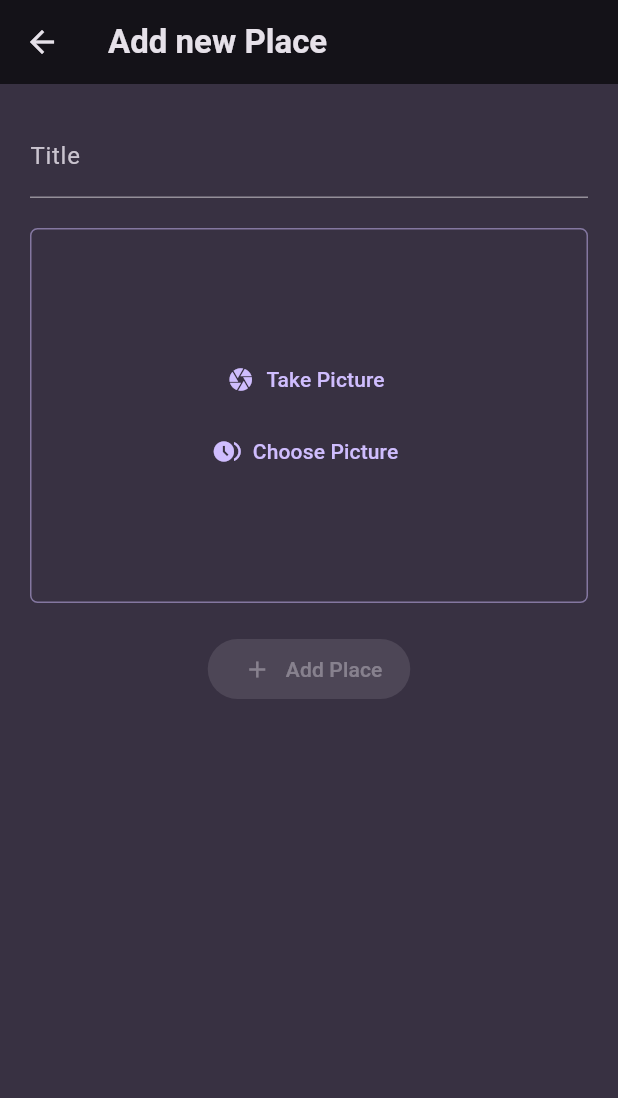
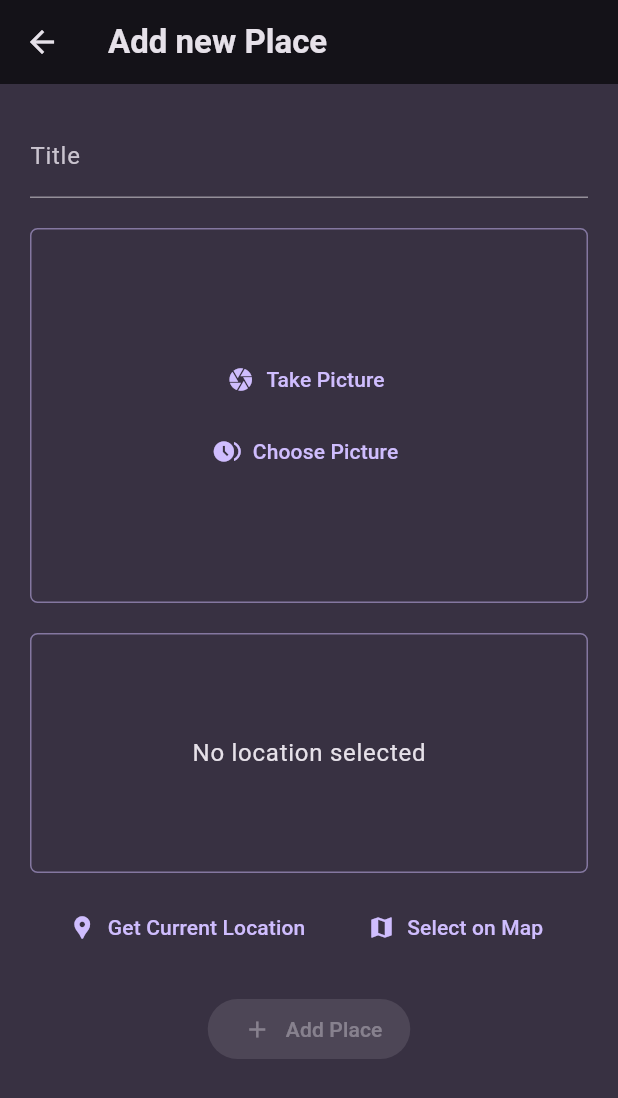
Before and after one commit to IsharaNawa/favorite_places_app, a Flutter app: the AddNewPlaceScreen screen opened directly, on a phone screen of 412 x 824 dp. Shown: the top 1098 px of the screen. Run offline on Flutter 3.47's test engine with Material 3 defaults, Android fonts, the phone set to English and light mode, and no system bars; our stand-ins replace flutter_riverpod, google_fonts, image_picker, location.

Commit message:
added initial location functionality

```diff
--- a/lib/screens/add_new_place_screen.dart
+++ b/lib/screens/add_new_place_screen.dart
@@ -2,6 +2,7 @@ import 'dart:io';
 
 import 'package:favorite_places_app/providers/places_provider.dart';
 import 'package:favorite_places_app/widgets/image_input.dart';
+import 'package:favorite_places_app/widgets/location_input.dart';
 import 'package:flutter/material.dart';
 import 'package:flutter_riverpod/flutter_riverpod.dart';
 
@@ -82,6 +83,10 @@ class _AddNewPlaceScreenState extends ConsumerState<AddNewPlaceScreen> {
                   const SizedBox(
                     height: 20,
                   ),
+                  const LocationInput(),
+                  const SizedBox(
+                    height: 20,
+                  ),
                   SizedBox(
                     width: 135,
                     child: ElevatedButton(
--- /dev/null
+++ b/lib/widgets/location_input.dart
@@ -0,0 +1,100 @@
+import 'package:flutter/material.dart';
+import 'package:location/location.dart';
+
+class LocationInput extends StatefulWidget {
+  const LocationInput({super.key});
+
+  @override
+  State<LocationInput> createState() => _LocationInputState();
+}
+
+class _LocationInputState extends State<LocationInput> {
+  bool isGettingCurrentLocation = false;
+
+  void getCurrentLocation() async {
+    Location location = Location();
+
+    bool serviceEnabled;
+    PermissionStatus permissionGranted;
+    LocationData locationData;
+
+    serviceEnabled = await location.serviceEnabled();
+    if (!serviceEnabled) {
+      serviceEnabled = await location.requestService();
+      if (!serviceEnabled) {
+        return;
+      }
+    }
+
+    permissionGranted = await location.hasPermission();
+    if (permissionGranted == PermissionStatus.denied) {
+      permissionGranted = await location.requestPermission();
+      if (permissionGranted != PermissionStatus.granted) {
+        return;
+      }
+    }
+
+    setState(() {
+      isGettingCurrentLocation = true;
+    });
+
+    locationData = await location.getLocation();
+
+    setState(() {
+      isGettingCurrentLocation = false;
+    });
+
+    print(locationData.longitude);
+    print(locationData.latitude);
+  }
+
+  @override
+  Widget build(BuildContext context) {
+    return Column(
+      children: [
+        Container(
+          height: 160,
+          width: double.infinity,
+          decoration: BoxDecoration(
+            border: Border.all(
+              width: 1,
+              color: Theme.of(context).colorScheme.primary.withOpacity(0.5),
+            ),
+            borderRadius: const BorderRadius.all(
+              Radius.circular(
+                5,
+              ),
+            ),
+          ),
+          alignment: Alignment.center,
+          child: isGettingCurrentLocation
+              ? const CircularProgressIndicator()
+              : Text(
+                  "No location selected",
+                  style: Theme.of(context).textTheme.bodyLarge!.copyWith(
+                        color: Theme.of(context).colorScheme.onBackground,
+                      ),
+                ),
+        ),
+        const SizedBox(
+          height: 12,
+        ),
+        Row(
+          mainAxisAlignment: MainAxisAlignment.spaceEvenly,
+          children: [
+            TextButton.icon(
+              onPressed: getCurrentLocation,
+              icon: const Icon(Icons.location_pin),
+              label: const Text("Get Current Location"),
+            ),
+            TextButton.icon(
+              onPressed: () {},
+              icon: const Icon(Icons.map),
+              label: const Text("Select on Map"),
+            ),
+          ],
+        ),
+      ],
+    );
+  }
+}
--- a/pubspec.yaml
+++ b/pubspec.yaml
@@ -39,6 +39,7 @@ dependencies:
   flutter_riverpod: ^2.6.1
   uuid: ^4.5.1
   image_picker: ^1.1.2
+  location: ^7.0.1
 
 dev_dependencies:
   flutter_test:
```
Also changed, not shown: pubspec.lock, 1 other file.
